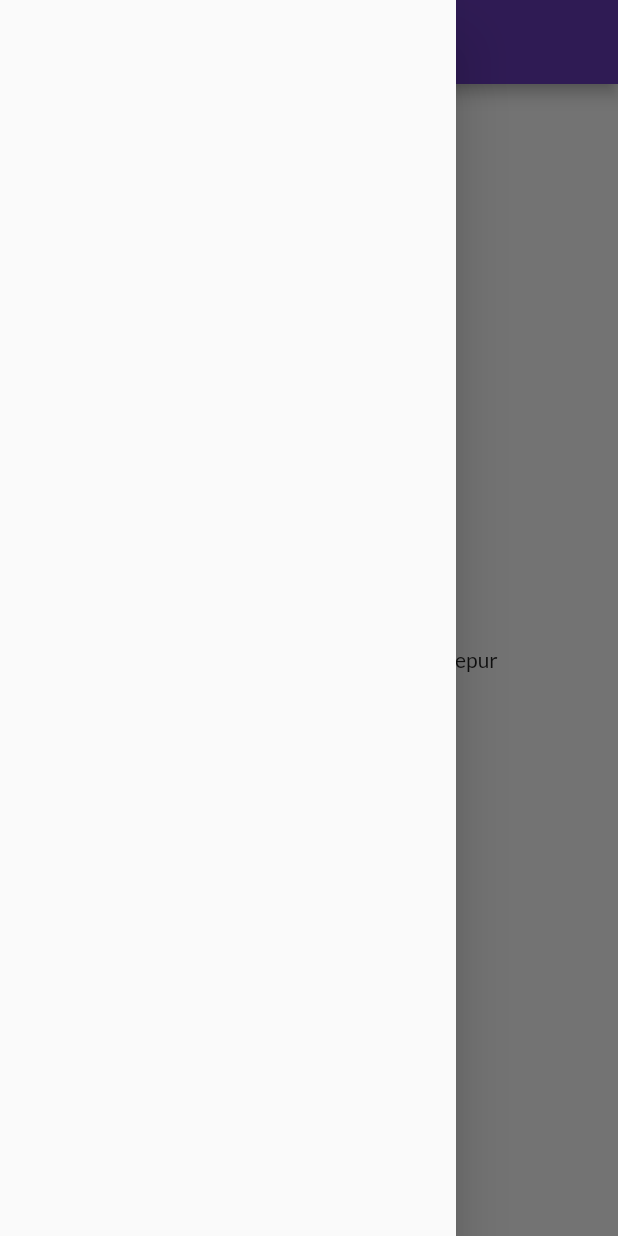
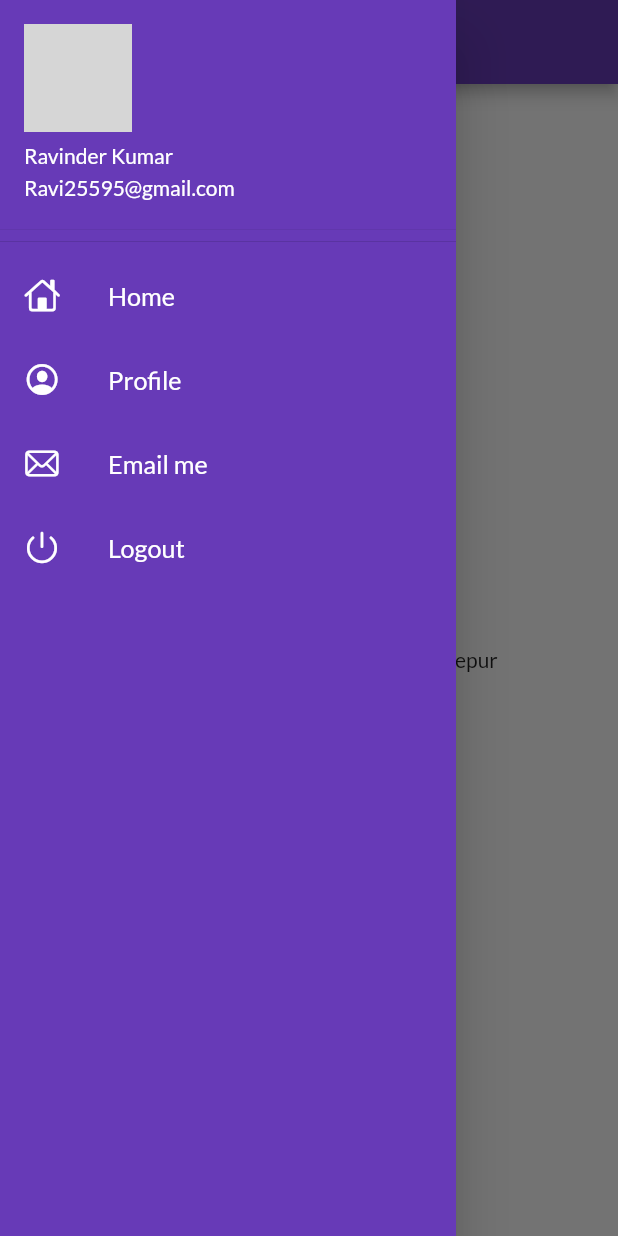
Before and after one commit to ravi25595/30DaysOfFlutter, a Flutter app: the HomePage screen opened by its route, with the side drawer open, on a phone screen of 412 x 824 dp. Run offline on Flutter 3.47's test engine with Material 2 defaults, Android fonts, the phone set to English and light mode, and no system bars; our stand-ins replace flutter_svg, google_fonts; network calls fail; grey boxes are pictures that could not be loaded.

Commit message:
Day 8 Completed

```diff
--- a/lib/main.dart
+++ b/lib/main.dart
@@ -15,7 +15,7 @@ class MyApp extends StatelessWidget {
   Widget build(BuildContext context) {
     return MaterialApp(
       themeMode: ThemeMode.light,
-      //debugShowCheckedModeBanner: false,
+      debugShowCheckedModeBanner: false,
       theme: ThemeData(
         primarySwatch: Colors.deepPurple,
         fontFamily: GoogleFonts.lato().fontFamily,
--- a/lib/pages/home_page.dart
+++ b/lib/pages/home_page.dart
@@ -1,4 +1,5 @@
 import 'package:flutter/material.dart';
+import 'package:flutter_app/widgets/drawer.dart';
 
 class HomePage extends StatelessWidget {
   @override
@@ -14,7 +15,7 @@ class HomePage extends StatelessWidget {
           child: Text("Welcome to $days days of flutter by $name"),
         ),
       ),
-      drawer: Drawer(),
+      drawer: MyDrawer(),
     );
   }
 }
--- /dev/null
+++ b/lib/widgets/drawer.dart
@@ -0,0 +1,76 @@
+import 'package:flutter/cupertino.dart';
+import 'package:flutter/material.dart';
+
+class MyDrawer extends StatelessWidget {
+  const MyDrawer({Key? key}) : super(key: key);
+
+  @override
+  Widget build(BuildContext context) {
+    final imageUrl =
+        "https://scontent-del1-1.cdninstagram.com/v/t51.2885-15/13687202_645859972238232_573067390_n.jpg?stp=dst-jpg_e35_p640x640_sh0.08&_nc_ht=scontent-del1-1.cdninstagram.com&_nc_cat=100&_nc_ohc=b7a0neMW9G0AX_TlKMN&edm=AABBvjUBAAAA&ccb=7-5&oh=00_AT8W1xe40_Pv4Hl8qbZjFUOfHxH9Sv4sRc_4FU9tbkdwNw&oe=62D0FAFF&_nc_sid=83d603";
+    return Drawer(
+      child: Container(
+        color: Colors.deepPurple,
+        child: ListView(
+          children: [
+            DrawerHeader(
+              padding: EdgeInsets.zero,
+              child: UserAccountsDrawerHeader(
+                //margin: EdgeInsets.zero,
+                accountName: Text("Ravinder Kumar"),
+                accountEmail: Text("Ravi25595@gmail.com"),
+                currentAccountPicture: CircleAvatar(
+                  backgroundImage: NetworkImage(imageUrl),
+                ),
+              ),
+            ),
+            ListTile(
+              leading: Icon(
+                CupertinoIcons.home,
+                color: Colors.white,
+              ),
+              title: Text(
+                "Home",
+                textScaleFactor: 1.2,
+                style: TextStyle(color: Colors.white),
+              ),
+            ),
+            ListTile(
+              leading: Icon(
+                CupertinoIcons.profile_circled,
+                color: Colors.white,
+              ),
+              title: Text(
+                "Profile",
+                textScaleFactor: 1.2,
+                style: TextStyle(color: Colors.white),
+              ),
+            ),
+            ListTile(
+              leading: Icon(
+                CupertinoIcons.mail,
+                color: Colors.white,
+              ),
+              title: Text(
+                "Email me",
+                textScaleFactor: 1.2,
+                style: TextStyle(color: Colors.white),
+              ),
+            ),
+            ListTile(
+              leading: Icon(
+                CupertinoIcons.power,
+                color: Colors.white,
+              ),
+              title: Text(
+                "Logout",
+                textScaleFactor: 1.2,
+                style: TextStyle(color: Colors.white),
+              ),
+            )
+          ],
+        ),
+      ),
+    );
+  }
+}
```
Also changed, not shown: lib/pages/login_page.dart (+44 -13 lines), assets/images/secure_login.png (deleted), assets/images/showing_support.png (added), assets/images/showing_support.svg (added), assets/images/transparent_secure_login.png (deleted), assets/images/welcoming.svg (added).
